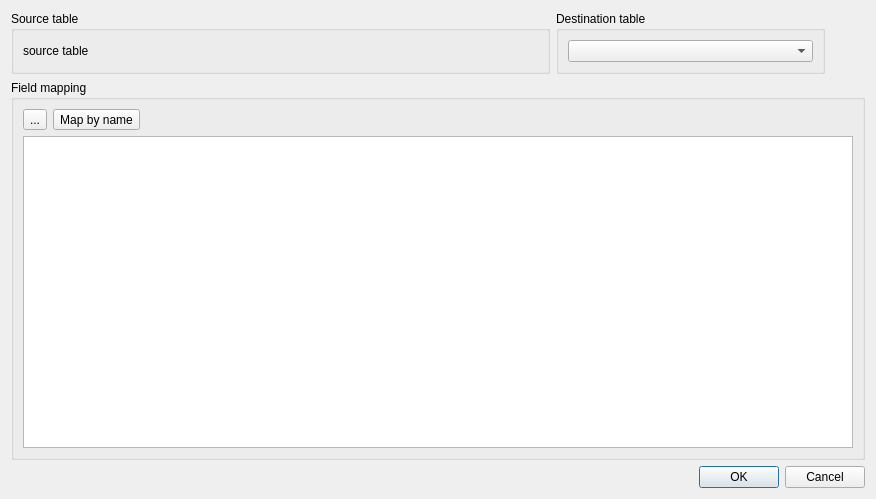
Above: src/mdtdatabase/mdtSqlDatabaseCopierTableMappingDialog.ui from scandyna/multidiagtools before the change. Below: the same form after it.
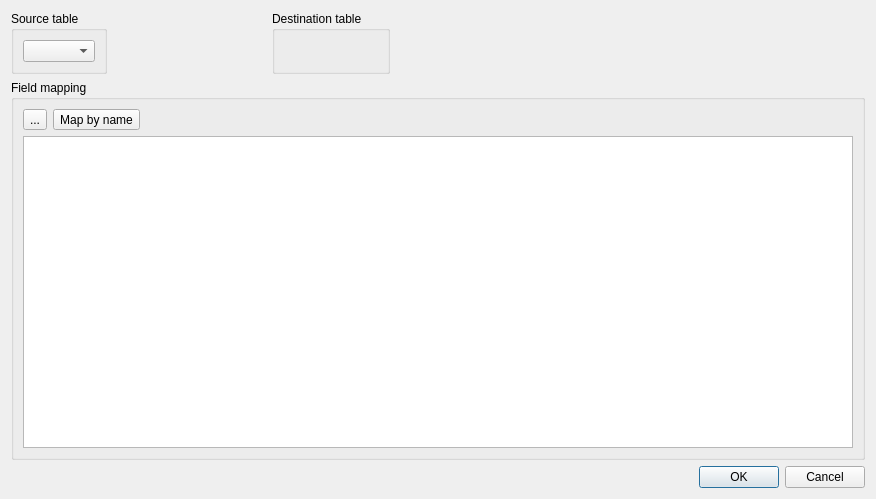
That is the form after the change. Icons and pictures are not drawn.

Commit message:
Working on SQL database copier
Now, mapping will list all available tables and fields of destination and let user define sources to assign.

```diff
--- a/src/mdtdatabase/mdtSqlDatabaseCopierTableMappingDialog.ui
+++ b/src/mdtdatabase/mdtSqlDatabaseCopierTableMappingDialog.ui
@@ -15,12 +15,12 @@
   </property>
   <layout class="QVBoxLayout" name="verticalLayout_4">
    <item>
-    <layout class="QHBoxLayout" name="horizontalLayout_2">
+    <layout class="QHBoxLayout" name="horizontalLayout_2" stretch="0,1,0,3">
      <item>
       <widget class="QGroupBox" name="gbSourceTable">
        <property name="sizePolicy">
         <sizepolicy hsizetype="Preferred" vsizetype="Preferred">
-         <horstretch>2</horstretch>
+         <horstretch>0</horstretch>
          <verstretch>0</verstretch>
         </sizepolicy>
        </property>
@@ -29,20 +29,29 @@
        </property>
        <layout class="QVBoxLayout" name="verticalLayout_2">
         <item>
-         <widget class="QLabel" name="lbSourceTable">
-          <property name="text">
-           <string>source table</string>
-          </property>
-         </widget>
+         <widget class="QComboBox" name="cbSourceTable"/>
         </item>
        </layout>
       </widget>
      </item>
+     <item>
+      <spacer name="horizontalSpacer_3">
+       <property name="orientation">
+        <enum>Qt::Horizontal</enum>
+       </property>
+       <property name="sizeHint" stdset="0">
+        <size>
+         <width>40</width>
+         <height>20</height>
+        </size>
+       </property>
+      </spacer>
+     </item>
      <item>
       <widget class="QGroupBox" name="gbDestinationTable">
        <property name="sizePolicy">
         <sizepolicy hsizetype="Preferred" vsizetype="Preferred">
-         <horstretch>1</horstretch>
+         <horstretch>0</horstretch>
          <verstretch>0</verstretch>
         </sizepolicy>
        </property>
@@ -51,7 +60,11 @@
        </property>
        <layout class="QVBoxLayout" name="verticalLayout_3">
         <item>
-         <widget class="QComboBox" name="cbDestinationTable"/>
+         <widget class="QLabel" name="lbDestinationTable">
+          <property name="text">
+           <string>    </string>
+          </property>
+         </widget>
         </item>
        </layout>
       </widget>
```
The commit also changes 11 other files.
